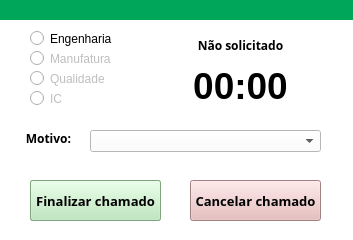
Qt form uis/chamado.ui (alosbh/all-in-one) before a commit.
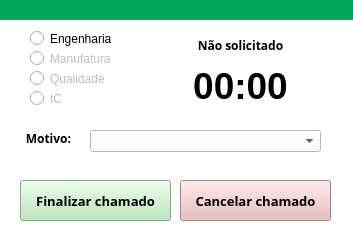
The same form after that commit.

Commit message: cronometro segundos

Diff of the .ui file:
```diff
--- a/uis/chamado.ui
+++ b/uis/chamado.ui
@@ -232,9 +232,9 @@
     </property>
     <property name="geometry">
      <rect>
-      <x>190</x>
+      <x>180</x>
       <y>180</y>
-      <width>131</width>
+      <width>151</width>
       <height>41</height>
      </rect>
     </property>
@@ -262,9 +262,9 @@
    <widget class="QPushButton" name="btn_finalizar">
     <property name="geometry">
      <rect>
-      <x>30</x>
+      <x>20</x>
       <y>180</y>
-      <width>131</width>
+      <width>151</width>
       <height>41</height>
      </rect>
     </property>
```
The commit also changes 2 other files.
